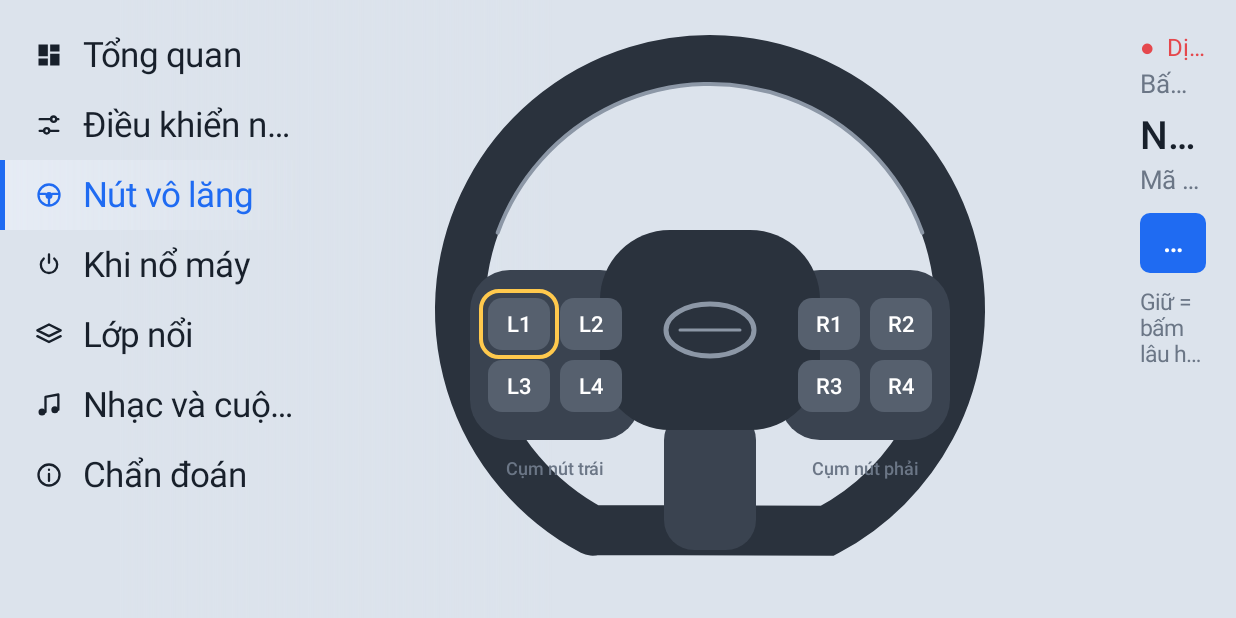
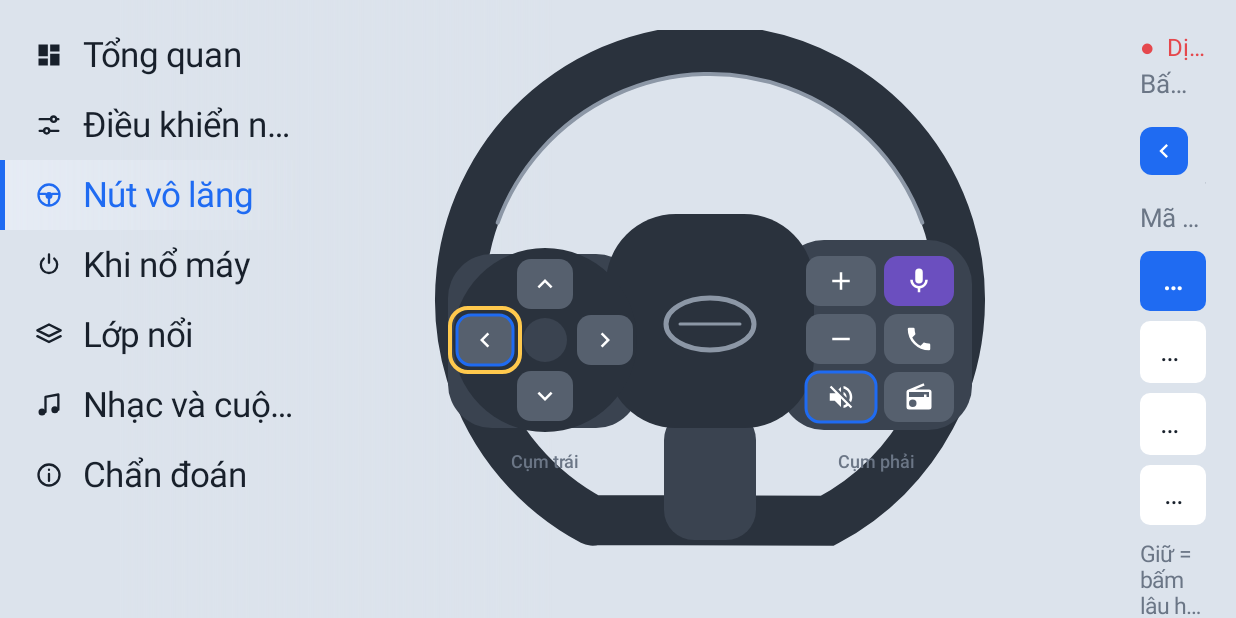
Before and after one commit to meomeo2099/THT-Hub, an Android app: the screen it shows after launch (MainActivity), after a tap on "Nút vô lăng", on a phone screen of 824 x 412 dp (held sideways). Run offline under Robolectric (Android 15) with nearby library versions, the phone set to English and light mode, and no system bars; 2 other taps on this screen came first.

Commit message:
Vô lăng vẽ theo nút thật của Coolray 2025
Cụm trái 4 phím mũi tên, cụm phải âm lượng +/-, tắt tiếng, điện thoại, nguồn, giọng nói.
Mã 300 (tắt tiếng) và 304 (trái) điền sẵn từ nhật ký bấm phím trên xe; nút giọng nói để cho THT Voice.

Co-Authored-By: Claude Opus 5.5 <noreply@anthropic.com>

```diff
--- a/app/src/main/java/vn/tht/hub/MainActivity.kt
+++ b/app/src/main/java/vn/tht/hub/MainActivity.kt
@@ -312,7 +312,7 @@ class MainActivity : Activity() {
 
     private fun wheel(): View {
         val slots = KeyMap.load(this)
-        var sel = slots.firstOrNull { it.learned }?.id ?: "L1"
+        var sel = slots.firstOrNull { it.active }?.id ?: vn.tht.hub.keys.WheelButton.LEFT.name
         val detail = LinearLayout(this).apply { orientation = LinearLayout.VERTICAL }
         val live = Ui.text(this, "Bấm thử một nút trên vô lăng…", 17f, p.sub)
         val svc = Ui.text(this, "", 16f, p.sub)
@@ -344,15 +344,33 @@ class MainActivity : Activity() {
             }
         }
 
-        render = {
+        render = render@{
             wv.slots = slots.toList(); wv.selected = sel
             val s = slots.first { it.id == sel }
+            val wb = vn.tht.hub.keys.WheelButton.valueOf(s.id)
             detail.removeAllViews()
-            detail.addView(Ui.text(this, "Nút ${s.id}", 26f, p.text, bold = true))
-            detail.addView(Ui.text(this, "Mã phím: ${s.keyName}", 17f, p.sub), Ui.lp(Ui.WRAP, Ui.WRAP).apply { topMargin = 6 })
+            detail.addView(LinearLayout(this).apply {
+                gravity = Gravity.CENTER_VERTICAL
+                addView(Ui.icon(this@MainActivity, wb.icon, 0xFFFFFFFF.toInt(), 48).apply {
+                    background = Ui.round(if (wb.reserved) 0xFF6B4FBF.toInt() else p.blue, 12f); setPadding(10, 10, 10, 10)
+                })
+                addView(LinearLayout(this@MainActivity).apply {
+                    orientation = LinearLayout.VERTICAL
+                    addView(Ui.text(this@MainActivity, wb.label, 26f, p.text, bold = true))
+                    addView(Ui.text(this@MainActivity, if (wb.left) "Cụm nút trái" else "Cụm nút phải", 15f, p.sub),
+                        Ui.lp(Ui.WRAP, Ui.WRAP).apply { topMargin = 4 })
+                }, Ui.lp(0, Ui.WRAP, 1f).apply { leftMargin = 16 })
+            }, Ui.lp(Ui.MATCH, Ui.WRAP))
+            if (wb.reserved) {
+                detail.addView(Ui.text(this, "Nút này dành cho THT Voice nên THT Hub không gán.", 18f, p.sub),
+                    Ui.lp(Ui.WRAP, Ui.WRAP).apply { topMargin = 18 })
+                return@render
+            }
+            detail.addView(Ui.text(this, "Mã phím: ${s.keyName}" + if (s.learned && s.code == wb.knownCode) " · đã thấy trên xe" else "",
+                17f, p.sub), Ui.lp(Ui.WRAP, Ui.WRAP).apply { topMargin = 14 })
             detail.addView(primary(if (s.learned) "Học lại mã phím" else "Học mã phím") {
                 KeyService.learning = true
-                live.text = "Bấm nút ${s.id} trên vô lăng ngay bây giờ…"; live.setTextColor(p.blue)
+                live.text = "Bấm nút «${wb.label}» trên vô lăng ngay bây giờ…"; live.setTextColor(p.blue)
                 KeyService.listener = { code ->
                     if (code != android.view.KeyEvent.KEYCODE_BACK && code != android.view.KeyEvent.KEYCODE_HOME) {
                         slots.forEach { o -> if (o.id != s.id && o.code == code) o.code = -1 }   // một mã chỉ thuộc một nút
--- a/app/src/main/java/vn/tht/hub/keys/KeyMap.kt
+++ b/app/src/main/java/vn/tht/hub/keys/KeyMap.kt
@@ -57,14 +57,16 @@ fun keyLabel(code: Int): String = when (code) {
     KeyEvent.KEYCODE_CALL -> "Nghe gọi"
     KeyEvent.KEYCODE_ENDCALL -> "Kết thúc gọi"
     KeyEvent.KEYCODE_VOICE_ASSIST, 298 -> "Giọng nói"
+    300 -> "Tắt tiếng (ECARX)"
+    304 -> "Trái (ECARX)"
     KeyEvent.KEYCODE_HOME -> "Home"
     KeyEvent.KEYCODE_BACK -> "Quay lại"
     else -> KeyEvent.keyCodeToString(code).removePrefix("KEYCODE_").let { if (it.all(Char::isDigit)) "Mã $code" else it }
 } + " ($code)"
 
 object KeyMap {
-    /** 8 nút: 4 bên trái (L1–L4, trên xuống) và 4 bên phải (R1–R4). */
-    val IDS = listOf("L1", "L2", "L3", "L4", "R1", "R2", "R3", "R4")
+    /** Các nút thật trên vô lăng Coolray 2025, xem [WheelButton]. */
+    val IDS = WheelButton.values().map { it.name }
 
     private const val KEY = "wheel_keys"
     private fun sp(c: Context) = c.getSharedPreferences("tht_hub", Context.MODE_PRIVATE)
@@ -73,7 +75,8 @@ object KeyMap {
         val saved = runCatching { JSONArray(sp(c).getString(KEY, "[]")) }.getOrDefault(JSONArray())
         val byId = (0 until saved.length()).mapNotNull { saved.optJSONObject(it) }.associateBy { it.optString("id") }
         return IDS.map { id ->
-            val o = byId[id] ?: return@map KeySlot(id)
+            val known = WheelButton.valueOf(id).knownCode
+            val o = byId[id] ?: return@map KeySlot(id, code = known)
             KeySlot(
                 id, o.optInt("code", -1),
                 runCatching { KeyAction.valueOf(o.optString("press")) }.getOrDefault(KeyAction.PASS), o.optString("pressArg"),
--- /dev/null
+++ b/app/src/main/java/vn/tht/hub/keys/WheelButtons.kt
@@ -0,0 +1,31 @@
+package vn.tht.hub.keys
+
+import vn.tht.hub.R
+
+/**
+ * Nút vô lăng Coolray 2025 (SX11-LA). Nguồn:
+ * - thao_tac/06b_PHIM_VO_LANG/logcat.txt (bấm trên xe): mã 300 = 静音 Tắt tiếng (cụm phải, ECarXRMuteAction),
+ *   mã 304 = 左 Trái (cụm trái, ECarXRMediaPreviousAction).
+ * - Bảng tên nút của ECarXDebugTools: 上 下 左 右 静音 电话 音源切换.
+ * - THT Voice: mã 298 = nút giọng nói.
+ * [knownCode] > 0 chỉ khi đã thấy trên xe; các nút khác phải học mã.
+ */
+enum class WheelButton(
+    val label: String,
+    val icon: Int,
+    val left: Boolean,
+    val knownCode: Int = -1,
+    /** Nút dành cho app khác (THT Voice): hiện trên hình nhưng không gán. */
+    val reserved: Boolean = false,
+) {
+    UP("Lên", R.drawable.ic_chevron_up, true),
+    DOWN("Xuống", R.drawable.ic_chevron_down, true),
+    LEFT("Trái · bài trước", R.drawable.ic_chevron_left, true, knownCode = 304),
+    RIGHT("Phải · bài tiếp", R.drawable.ic_chevron_right, true),
+    VOL_UP("Âm lượng +", R.drawable.ic_plus, false),
+    VOL_DOWN("Âm lượng −", R.drawable.ic_minus, false),
+    MUTE("Tắt tiếng", R.drawable.ic_muted, false, knownCode = 300),
+    PHONE("Điện thoại", R.drawable.ic_phone, false),
+    SOURCE("Đổi nguồn âm thanh", R.drawable.ic_radio, false),
+    VOICE("Giọng nói (THT Voice)", R.drawable.ic_mic, false, knownCode = 298, reserved = true),
+}
--- a/app/src/main/java/vn/tht/hub/keys/WheelView.kt
+++ b/app/src/main/java/vn/tht/hub/keys/WheelView.kt
@@ -5,6 +5,8 @@ import android.content.Context
 import android.graphics.Canvas
 import android.graphics.Paint
 import android.graphics.Path
+import android.graphics.PorterDuff
+import android.graphics.PorterDuffColorFilter
 import android.graphics.RectF
 import android.graphics.Typeface
 import android.view.MotionEvent
@@ -12,9 +14,11 @@ import android.view.View
 import vn.tht.hub.overlay.Palette
 
 /**
- * Hình vô lăng Coolray 2025 vẽ bằng code (ba chấu, đáy phẳng, hai cụm 2×2 nút ở chấu trái/phải).
- * Chạm một nút để chọn; nút đã học viền xanh, đã gán nền xanh; bấm nút thật thì nút trên hình nháy.
- * Hệ toạ độ thiết kế 820×560, tự co theo kích thước view.
+ * Hình vô lăng Coolray 2025 vẽ bằng code: ba chấu, đáy phẳng.
+ * Chấu trái = cụm 4 phím mũi tên (Lên/Xuống/Trái/Phải); chấu phải = âm lượng +/−, tắt tiếng, điện thoại,
+ * nguồn âm thanh, giọng nói. Mỗi nút có biểu tượng thật; chạm để chọn.
+ * Viền xanh = đã biết mã, nền xanh = đã gán chức năng, nút nháy trắng khi bấm nút thật trên xe.
+ * Hệ toạ độ thiết kế 820×560, tự co theo view.
  */
 class WheelView(c: Context, private val p: Palette, private val onSelect: (String) -> Unit) : View(c) {
 
@@ -22,28 +26,37 @@ class WheelView(c: Context, private val p: Palette, private val onSelect: (Strin
     var selected: String? = null; set(v) { field = v; invalidate() }
     private var flashId: String? = null
 
-    private val rects = LinkedHashMap<String, RectF>()
+    private val rects = LinkedHashMap<WheelButton, RectF>()
     private val paint = Paint(Paint.ANTI_ALIAS_FLAG)
     private val text = Paint(Paint.ANTI_ALIAS_FLAG).apply {
         textAlign = Paint.Align.CENTER; typeface = Typeface.create("sans-serif-medium", Typeface.NORMAL)
     }
+    private val icons = WheelButton.values().associateWith { c.getDrawable(it.icon)!!.mutate() }
+
+    private val cx = 410f
+    private val cy = 270f
 
     init {
-        // 4 nút trái (L1–L4) và 4 nút phải (R1–R4), lưới 2×2 trên mỗi chấu ngang
-        val bw = 62f; val bh = 52f; val g = 10f
-        fun grid(prefix: String, x0: Float) {
-            var n = 1
-            for (r in 0..1) for (col in 0..1) {
-                val x = x0 + col * (bw + g); val y = 268f + r * (bh + g)
-                rects["$prefix${n++}"] = RectF(x, y, x + bw, y + bh)
-            }
+        // Cụm trái: chữ thập 4 mũi tên quanh tâm (cx-165, cy+40)
+        val dx = cx - 165f; val dy = cy + 40f; val w = 56f; val h = 50f; val o = 56f
+        fun at(b: WheelButton, x: Float, y: Float) { rects[b] = RectF(x - w / 2, y - h / 2, x + w / 2, y + h / 2) }
+        at(WheelButton.UP, dx, dy - o)
+        at(WheelButton.DOWN, dx, dy + o)
+        at(WheelButton.LEFT, dx - o - 4, dy)
+        at(WheelButton.RIGHT, dx + o + 4, dy)
+        // Cụm phải: lưới 2 cột × 3 hàng
+        val grid = listOf(
+            WheelButton.VOL_UP, WheelButton.VOICE,
+            WheelButton.VOL_DOWN, WheelButton.PHONE,
+            WheelButton.MUTE, WheelButton.SOURCE,
+        )
+        val gx = cx + 96f; val gy = cy - 44f; val bw = 70f; val bh = 50f; val g = 8f
+        grid.forEachIndexed { i, b ->
+            val x = gx + (i % 2) * (bw + g); val y = gy + (i / 2) * (bh + g)
+            rects[b] = RectF(x, y, x + bw, y + bh)
         }
-        // Chấu trái x 170–340, chấu phải x 480–650 (xem onDraw): căn lưới 134 px vào giữa
-        grid("L", 188f)
-        grid("R", 498f)
     }
 
-    /** Nháy nút có mã [code] khi người dùng bấm nút thật. */
     fun flash(code: Int) {
         val id = slots.firstOrNull { it.code == code }?.id ?: return
         flashId = id; invalidate()
@@ -56,60 +69,65 @@ class WheelView(c: Context, private val p: Palette, private val onSelect: (Strin
         cv.translate((width - 820 * s) / 2, (height - 560 * s) / 2)
         cv.scale(s, s)
 
-        val cx = 410f; val cy = 280f
         val leather = if (p.dark) 0xFF2E3846.toInt() else 0xFF2A323D.toInt()
         val trim = if (p.dark) 0xFF5A6778.toInt() else 0xFF8C97A6.toInt()
         val spoke = if (p.dark) 0xFF3A4555.toInt() else 0xFF3A4350.toInt()
+        val btn = if (p.dark) 0xFF4A5668.toInt() else 0xFF56606E.toInt()
 
-        // Vành: tròn, đáy phẳng
+        // Vành tròn, đáy phẳng
         paint.style = Paint.Style.STROKE; paint.strokeCap = Paint.Cap.ROUND
         paint.strokeWidth = 50f; paint.color = leather
-        val rim = Path().apply {
+        cv.drawPath(Path().apply {
             arcTo(RectF(cx - 250, cy - 250, cx + 250, cy + 250), 118f, 304f, true)
             lineTo(cx - 250 * 0.47f, cy + 250 * 0.88f)
-        }
-        cv.drawPath(rim, paint)
+        }, paint)
         paint.strokeWidth = 4f; paint.color = trim
         cv.drawPath(Path().apply { arcTo(RectF(cx - 226, cy - 226, cx + 226, cy + 226), 200f, 140f, true) }, paint)
 
-        // Chấu ngang trái/phải và chấu dưới
+        // Chấu
         paint.style = Paint.Style.FILL; paint.color = spoke
-        cv.drawRoundRect(RectF(cx - 240, cy - 40, cx - 70, cy + 130), 40f, 40f, paint)
-        cv.drawRoundRect(RectF(cx + 70, cy - 40, cx + 240, cy + 130), 40f, 40f, paint)
-        cv.drawRoundRect(RectF(cx - 46, cy + 100, cx + 46, cy + 240), 30f, 30f, paint)
-        // Đệm giữa và logo trung tính (không dùng logo hãng)
+        cv.drawRoundRect(RectF(cx - 262, cy - 46, cx - 70, cy + 128), 44f, 44f, paint)
+        cv.drawRoundRect(RectF(cx + 70, cy - 60, cx + 262, cy + 130), 44f, 44f, paint)
+        cv.drawRoundRect(RectF(cx - 46, cy + 110, cx + 46, cy + 240), 30f, 30f, paint)
+        // Đệm giữa + logo trung tính
         paint.color = leather
-        cv.drawRoundRect(RectF(cx - 110, cy - 80, cx + 110, cy + 120), 70f, 70f, paint)
+        cv.drawRoundRect(RectF(cx - 104, cy - 86, cx + 104, cy + 128), 70f, 70f, paint)
         paint.style = Paint.Style.STROKE; paint.strokeWidth = 5f; paint.color = trim
-        cv.drawOval(RectF(cx - 44, cy - 6, cx + 44, cy + 46), paint)
+        cv.drawOval(RectF(cx - 44, cy - 2, cx + 44, cy + 50), paint)
         paint.strokeWidth = 3f
-        cv.drawLine(cx - 30, cy + 20, cx + 30, cy + 20, paint)
+        cv.drawLine(cx - 30, cy + 24, cx + 30, cy + 24, paint)
+        // Nền tròn của cụm mũi tên
+        paint.style = Paint.Style.FILL; paint.color = leather
+        cv.drawCircle(cx - 165, cy + 40, 92f, paint)
+        paint.color = spoke
+        cv.drawCircle(cx - 165, cy + 40, 22f, paint)
 
-        // Nút
-        for ((id, r) in rects) {
-            val slot = slots.firstOrNull { it.id == id }
+        for ((b, r) in rects) {
+            val slot = slots.firstOrNull { it.id == b.name }
             val on = slot?.active == true
-            val flash = id == flashId
+            val flash = b.name == flashId
             paint.style = Paint.Style.FILL
-            paint.color = when { flash -> 0xFFFFFFFF.toInt(); on -> p.blue; else -> if (p.dark) 0xFF2A3442.toInt() else 0xFF56606E.toInt() }
+            paint.color = when { flash -> 0xFFFFFFFF.toInt(); on -> p.blue; b.reserved -> 0xFF6B4FBF.toInt(); else -> btn }
             cv.drawRoundRect(r, 14f, 14f, paint)
-            if (slot?.learned == true && !on) {
+            if (slot?.learned == true && !on && !b.reserved) {
                 paint.style = Paint.Style.STROKE; paint.strokeWidth = 3f; paint.color = p.blue
                 cv.drawRoundRect(r, 14f, 14f, paint)
             }
-            if (id == selected) {
+            if (b.name == selected) {
                 paint.style = Paint.Style.STROKE; paint.strokeWidth = 4f; paint.color = 0xFFFFC94D.toInt()
                 cv.drawRoundRect(RectF(r.left - 7, r.top - 7, r.right + 7, r.bottom + 7), 18f, 18f, paint)
             }
-            text.color = if (flash) p.blue else 0xFFFFFFFF.toInt()
-            text.textSize = 22f
-            cv.drawText(id, r.centerX(), r.centerY() + 8, text)
+            val d = icons.getValue(b)
+            val sz = 30
+            d.setBounds((r.centerX() - sz / 2).toInt(), (r.centerY() - sz / 2).toInt(),
+                (r.centerX() + sz / 2).toInt(), (r.centerY() + sz / 2).toInt())
+            d.colorFilter = PorterDuffColorFilter(if (flash) p.blue else 0xFFFFFFFF.toInt(), PorterDuff.Mode.SRC_IN)
+            d.draw(cv)
         }
 
-        // Chú thích trái / phải
         text.color = p.sub; text.textSize = 18f
-        cv.drawText("Cụm nút trái", cx - 155, cy + 165, text)
-        cv.drawText("Cụm nút phải", cx + 155, cy + 165, text)
+        cv.drawText("Cụm trái", cx - 165, cy + 168, text)
+        cv.drawText("Cụm phải", cx + 166, cy + 168, text)
         cv.restore()
     }
 
@@ -119,8 +137,8 @@ class WheelView(c: Context, private val p: Palette, private val onSelect: (Strin
         val s = minOf(width / 820f, height / 560f)
         val x = (e.x - (width - 820 * s) / 2) / s
         val y = (e.y - (height - 560 * s) / 2) / s
-        rects.entries.firstOrNull { (_, r) -> RectF(r.left - 8, r.top - 8, r.right + 8, r.bottom + 8).contains(x, y) }
-            ?.let { selected = it.key; onSelect(it.key) }
+        rects.entries.firstOrNull { (_, r) -> RectF(r.left - 6, r.top - 6, r.right + 6, r.bottom + 6).contains(x, y) }
+            ?.let { selected = it.key.name; onSelect(it.key.name) }
         return true
     }
 }
```
Also changed, not shown: 1 other file.
